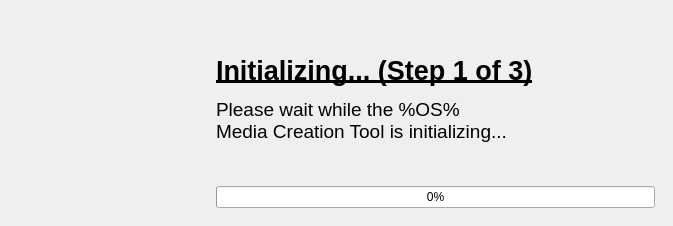
The window that MediaCreationTool/mainwindow.ui (em1lyy/MediaCreationTool) describes before a commit, drawn with Qt 5.
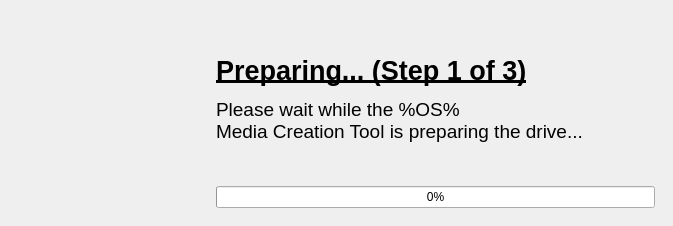
The same window after the commit. The open tabs and pages were chosen to show the change. Icons and pictures are not drawn.

```diff
--- a/MediaCreationTool/mainwindow.ui
+++ b/MediaCreationTool/mainwindow.ui
@@ -206,7 +206,7 @@
         <item>
          <widget class="QLabel" name="lblCurrentAction">
           <property name="text">
-           <string>&lt;html&gt;&lt;head/&gt;&lt;body&gt;&lt;p&gt;&lt;span style=&quot; font-size:20pt; font-weight:600; text-decoration: underline;&quot;&gt;Initializing... (Step 1 of 3)&lt;/span&gt;&lt;/p&gt;&lt;p&gt;&lt;span style=&quot; font-size:14pt;&quot;&gt;Please wait while the %OS%&lt;br/&gt;Media Creation Tool is initializing...&lt;/span&gt;&lt;/p&gt;&lt;/body&gt;&lt;/html&gt;</string>
+           <string>&lt;html&gt;&lt;head/&gt;&lt;body&gt;&lt;p&gt;&lt;span style=&quot; font-size:20pt; font-weight:600; text-decoration: underline;&quot;&gt;Preparing... (Step 1 of 3)&lt;/span&gt;&lt;/p&gt;&lt;p&gt;&lt;span style=&quot; font-size:14pt;&quot;&gt;Please wait while the %OS%&lt;br/&gt;Media Creation Tool is preparing the drive...&lt;/span&gt;&lt;/p&gt;&lt;/body&gt;&lt;/html&gt;</string>
           </property>
          </widget>
         </item>
```
